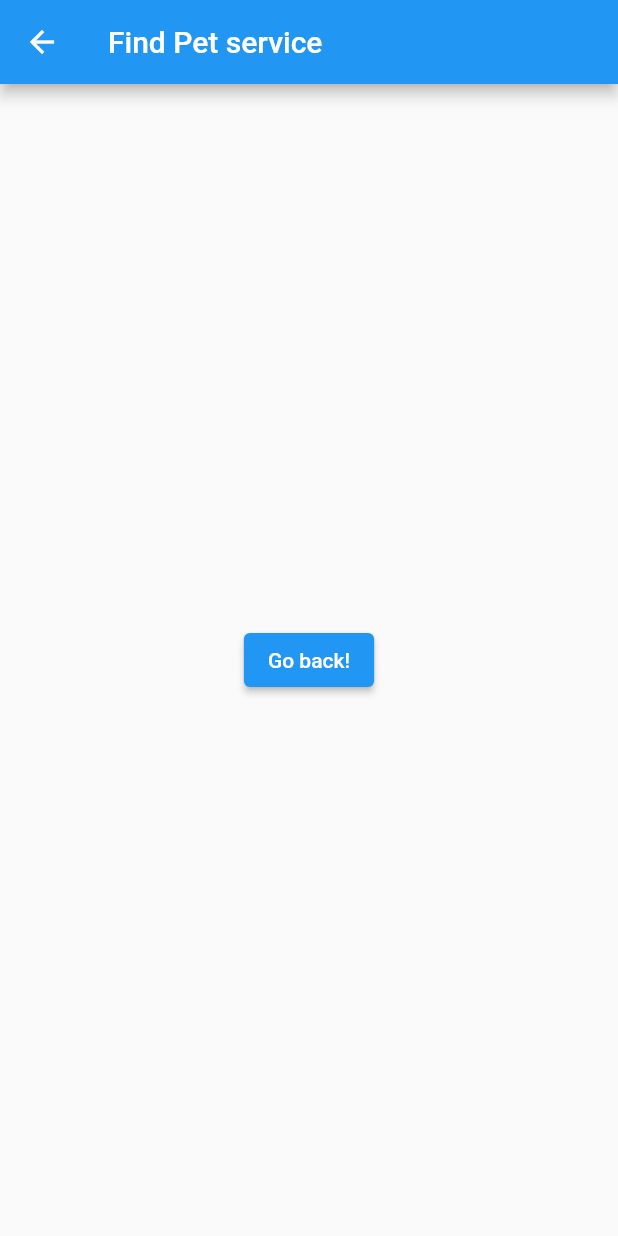
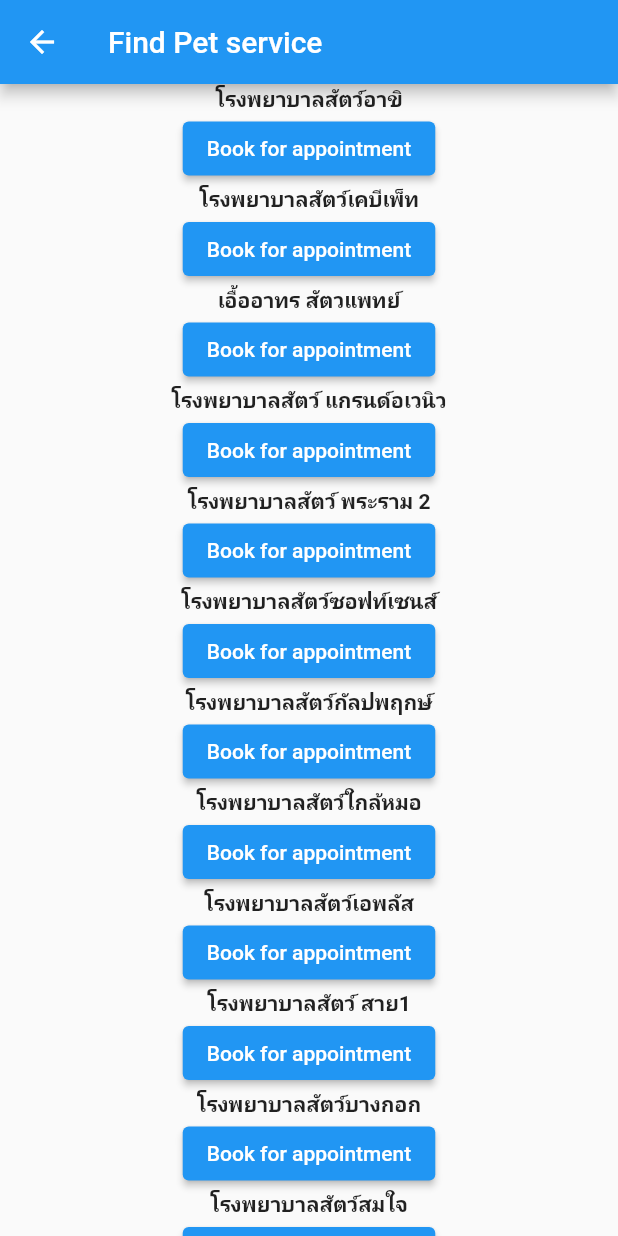
Before and after one commit to shibahub/Project-ITCS424, a Flutter app: the SecondRoute screen opened directly, on a phone screen of 412 x 824 dp. Run offline on Flutter 3.47's test engine with Material 2 defaults, Android fonts, the light colour scheme and no system bars; missing offline and left inert: dart:html.

Commit message:
Added a placeholder of hospitals by Pon, currently educating on list class flutter

```diff
--- a/itcs_424/lib/screen/secondpage.dart
+++ b/itcs_424/lib/screen/secondpage.dart
@@ -1,7 +1,7 @@
-//TODO: add services (Pon)
-
+//Added a placeholder of hospital list
 import 'dart:html';
 
+import 'package:flutter/cupertino.dart';
 import 'package:flutter/material.dart';
 class SecondRoute extends StatelessWidget {
   const SecondRoute({Key? key}) : super(key: key);
@@ -13,12 +13,87 @@ class SecondRoute extends StatelessWidget {
         title: const Text('Find Pet service'),
       ),
       body: Center(
-        child: ElevatedButton(
-          onPressed: () {
-            Navigator . pop( context );
+        child: Column(
+          children: [
+            Text('โรงพยาบาลสัตว์อาขิ',style: TextStyle(fontWeight: FontWeight.bold),textAlign: TextAlign.center),
+            ElevatedButton(onPressed: (){
+              Navigator.pop(context);
+            },
+            child: const Text('Book for appointment'),
+            ),
+            Text('โรงพยาบาลสัตว์เคบีเพ็ท',style: TextStyle(fontWeight: FontWeight.bold),textAlign: TextAlign.center),
+            ElevatedButton(onPressed: (){
+              Navigator.pop(context);
+            },
+            child: const Text('Book for appointment'),
+            ),
+            Text('เอื้ออาทร สัตวแพทย์',style: TextStyle(fontWeight: FontWeight.bold),textAlign: TextAlign.center),
+            ElevatedButton(onPressed: (){
+              Navigator.pop(context);
+            },
+            child: const Text('Book for appointment'),
+            ),
+            Text('โรงพยาบาลสัตว์ แกรนด์อเวนิว',style: TextStyle(fontWeight: FontWeight.bold),textAlign: TextAlign.center),
+            ElevatedButton(onPressed: (){
+              Navigator.pop(context);
+            },
+            child: const Text('Book for appointment'),
+            ),
+            Text('โรงพยาบาลสัตว์ พระราม 2',style: TextStyle(fontWeight: FontWeight.bold),textAlign: TextAlign.center),
+            ElevatedButton(onPressed: (){
+              Navigator.pop(context);
+            },
+            child: const Text('Book for appointment'),
+            ),
+            Text('โรงพยาบาลสัตว์ซอฟท์เซนส์',style: TextStyle(fontWeight: FontWeight.bold),textAlign: TextAlign.center),
+                        ElevatedButton(onPressed: (){
+              Navigator.pop(context);
+            },
+            child: const Text('Book for appointment'),
+            ),
+            Text('โรงพยาบาลสัตว์กัลปพฤกษ์',style: TextStyle(fontWeight: FontWeight.bold),textAlign: TextAlign.center),
+            ElevatedButton(onPressed: (){
+              Navigator.pop(context);
+            },
+            child: const Text('Book for appointment'),
+            ),
+            Text('โรงพยาบาลสัตว์ใกล้หมอ',style: TextStyle(fontWeight: FontWeight.bold),textAlign: TextAlign.center),
+            ElevatedButton(onPressed: (){
+              Navigator.pop(context);
+            },
+            child: const Text('Book for appointment'),
+            ),
+            Text('โรงพยาบาลสัตว์เอพลัส',style: TextStyle(fontWeight: FontWeight.bold),textAlign: TextAlign.center),
+            ElevatedButton(onPressed: (){
+              Navigator.pop(context);
+            },
+            child: const Text('Book for appointment'),
+            ),
+            Text('โรงพยาบาลสัตว์ สาย1',style: TextStyle(fontWeight: FontWeight.bold),textAlign: TextAlign.center),
+            ElevatedButton(onPressed: (){
+              Navigator.pop(context);
+            },
+            child: const Text('Book for appointment'),
+            ),
+            Text('โรงพยาบาลสัตว์บางกอก',style: TextStyle(fontWeight: FontWeight.bold),textAlign: TextAlign.center),
+            ElevatedButton(onPressed: (){
+              Navigator.pop(context);
+            },
+            child: const Text('Book for appointment'),
+            ),
+            Text('โรงพยาบาลสัตว์สมใจ',style: TextStyle(fontWeight: FontWeight.bold),textAlign: TextAlign.center),
+            ElevatedButton(onPressed: (){
+              Navigator.pop(context);
+            },
+            child: const Text('Book for appointment'),
+            ),
 
-          },
-          child: const Text('Go back!'),
+            ElevatedButton(onPressed: (){
+              Navigator.pop(context);
+            },
+            child: const Text('Go Back!'),
+            ),
+          ],
         ),
       ),
     );
```
